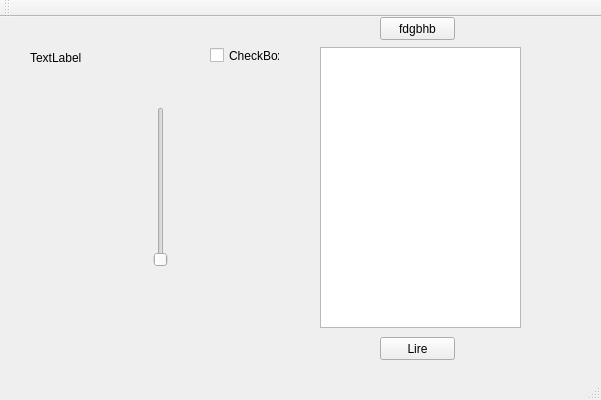
Above: E2-BORGNE_Valentin/QtWidgetsApplication3/QtWidgetsApplication3/QtWidgetsApplication3.ui from jeanlaurentdotme/dmx-webedia before the change. Below: the same form after it.
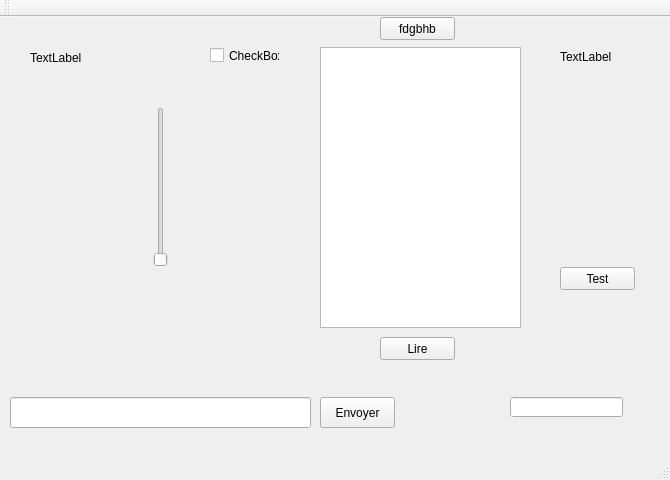
That is the form after the change.

Patch:
```diff
--- a/E2-BORGNE_Valentin/QtWidgetsApplication3/QtWidgetsApplication3/QtWidgetsApplication3.ui
+++ b/E2-BORGNE_Valentin/QtWidgetsApplication3/QtWidgetsApplication3/QtWidgetsApplication3.ui
@@ -6,8 +6,8 @@
    <rect>
     <x>0</x>
     <y>0</y>
-    <width>601</width>
-    <height>400</height>
+    <width>670</width>
+    <height>480</height>
    </rect>
   </property>
   <property name="windowTitle">
@@ -92,6 +92,65 @@
      <string>Lire</string>
     </property>
    </widget>
+   <widget class="QPushButton" name="pushButton_3">
+    <property name="geometry">
+     <rect>
+      <x>320</x>
+      <y>380</y>
+      <width>75</width>
+      <height>31</height>
+     </rect>
+    </property>
+    <property name="text">
+     <string>Envoyer</string>
+    </property>
+   </widget>
+   <widget class="QLineEdit" name="lineEdit">
+    <property name="geometry">
+     <rect>
+      <x>10</x>
+      <y>380</y>
+      <width>301</width>
+      <height>31</height>
+     </rect>
+    </property>
+   </widget>
+   <widget class="QLabel" name="label_2">
+    <property name="geometry">
+     <rect>
+      <x>560</x>
+      <y>30</y>
+      <width>91</width>
+      <height>20</height>
+     </rect>
+    </property>
+    <property name="text">
+     <string>TextLabel</string>
+    </property>
+   </widget>
+   <widget class="QPushButton" name="test">
+    <property name="geometry">
+     <rect>
+      <x>560</x>
+      <y>250</y>
+      <width>75</width>
+      <height>23</height>
+     </rect>
+    </property>
+    <property name="text">
+     <string>Test</string>
+    </property>
+   </widget>
+   <widget class="QLineEdit" name="lineEdit_2">
+    <property name="geometry">
+     <rect>
+      <x>510</x>
+      <y>380</y>
+      <width>113</width>
+      <height>20</height>
+     </rect>
+    </property>
+   </widget>
   </widget>
   <widget class="QMenuBar" name="menuBar">
    <property name="geometry">
```
Left out of the diff: 38 changed lines with no effect on the pictures.
